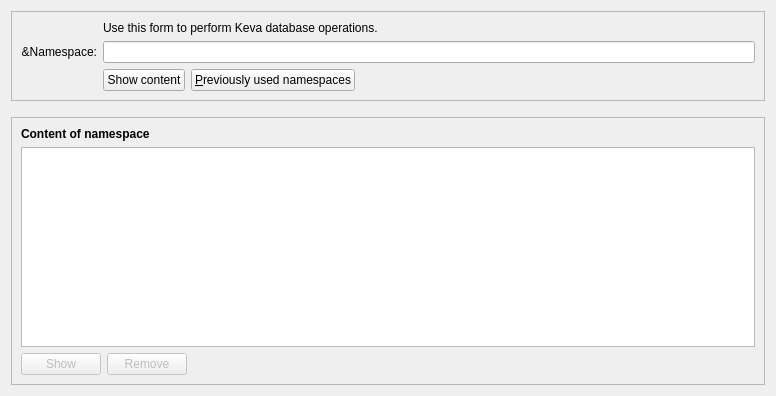
First picture: the form in src/qt/forms/kevadialog.ui, repository kvazar-network/kevacoin, before the edit.
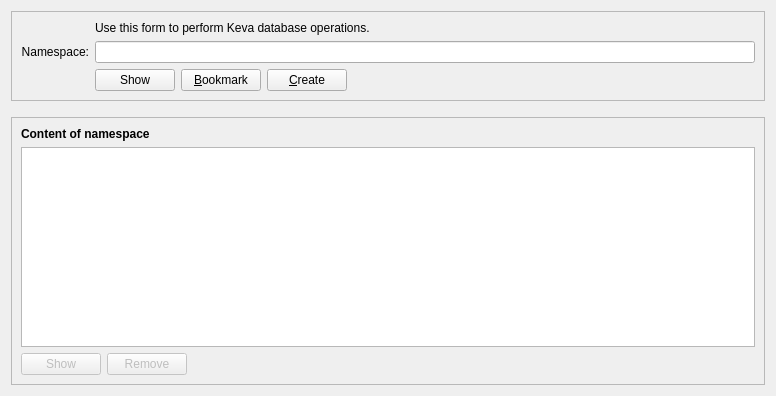
Second picture: the form after the edit. Icons and pictures are not drawn.

```diff
--- a/src/qt/forms/kevadialog.ui
+++ b/src/qt/forms/kevadialog.ui
@@ -48,7 +48,7 @@
            <string>The namespace ID with a prefix "N".</string>
           </property>
           <property name="text">
-           <string>&amp;Namespace:</string>
+           <string>Namespace:</string>
           </property>
           <property name="alignment">
            <set>Qt::AlignRight|Qt::AlignTrailing|Qt::AlignVCenter</set>
@@ -72,7 +72,7 @@
              <string>Show content of the namespace.</string>
             </property>
             <property name="text">
-             <string>Show content</string>
+             <string>Show</string>
             </property>
             <property name="icon">
              <iconset resource="../bitcoin.qrc">
@@ -85,14 +85,17 @@
           </item>
           <item>
            <widget class="QPushButton" name="receiveButton">
-            <property name="minimumSize">
-             <size>
-              <width>150</width>
-              <height>0</height>
-             </size>
+            <property name="sizePolicy">
+             <sizepolicy hsizetype="Minimum" vsizetype="Fixed">
+              <horstretch>0</horstretch>
+              <verstretch>0</verstretch>
+             </sizepolicy>
+            </property>
+            <property name="toolTip">
+                <string>Bookmark this namespace</string>
             </property>
             <property name="text">
-             <string>&amp;Previously used namespaces</string>
+             <string>&amp;Bookmark</string>
             </property>
             <property name="icon">
              <iconset resource="../bitcoin.qrc">
@@ -100,6 +103,26 @@
             </property>
            </widget>
           </item>
+          <item>
+           <widget class="QPushButton" name="createNamespaceButton">
+            <property name="sizePolicy">
+             <sizepolicy hsizetype="Minimum" vsizetype="Fixed">
+              <horstretch>0</horstretch>
+              <verstretch>0</verstretch>
+             </sizepolicy>
+            </property>
+            <property name="toolTip">
+                <string>Create a new namespace</string>
+            </property>
+            <property name="text">
+             <string>&amp;Create</string>
+            </property>
+            <property name="icon">
+             <iconset resource="../bitcoin.qrc">
+              <normaloff>:/icons/add</normaloff>:/icons/add</iconset>
+            </property>
+           </widget>
+          </item>
           <item>
            <spacer name="horizontalSpacer">
             <property name="orientation">
```
Left out of the diff: 2 changed lines with no effect on the pictures.
